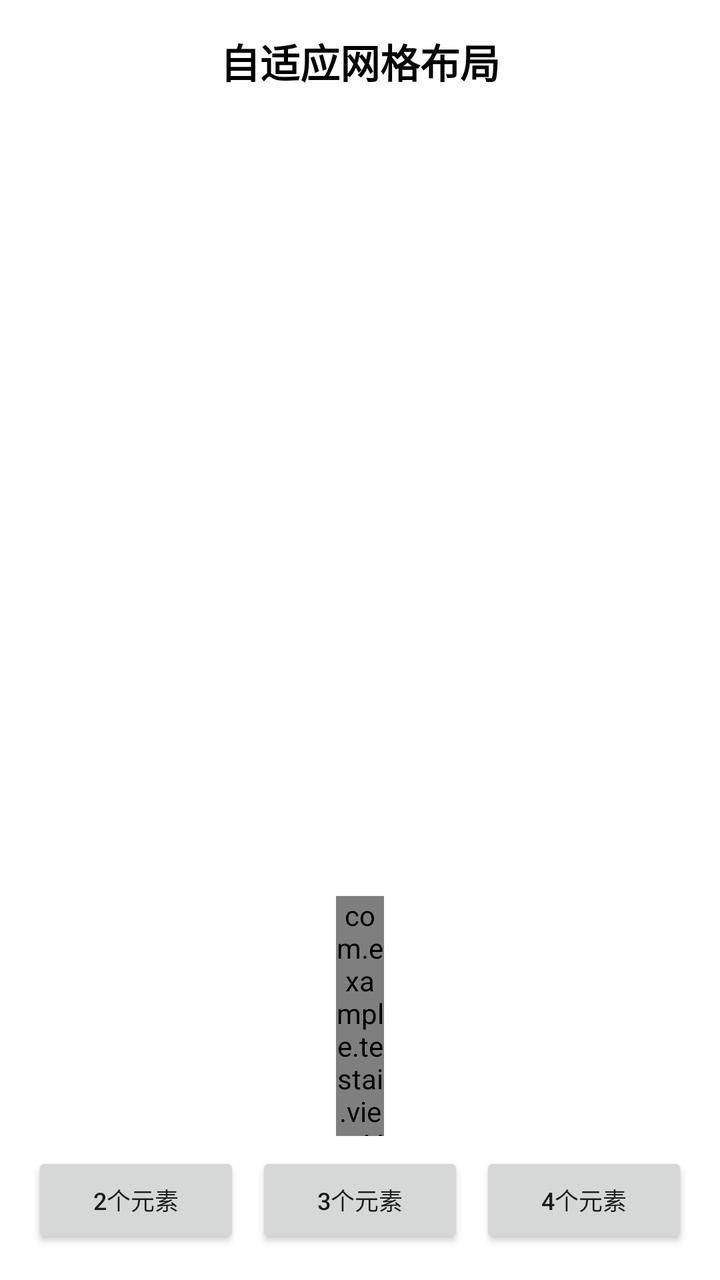
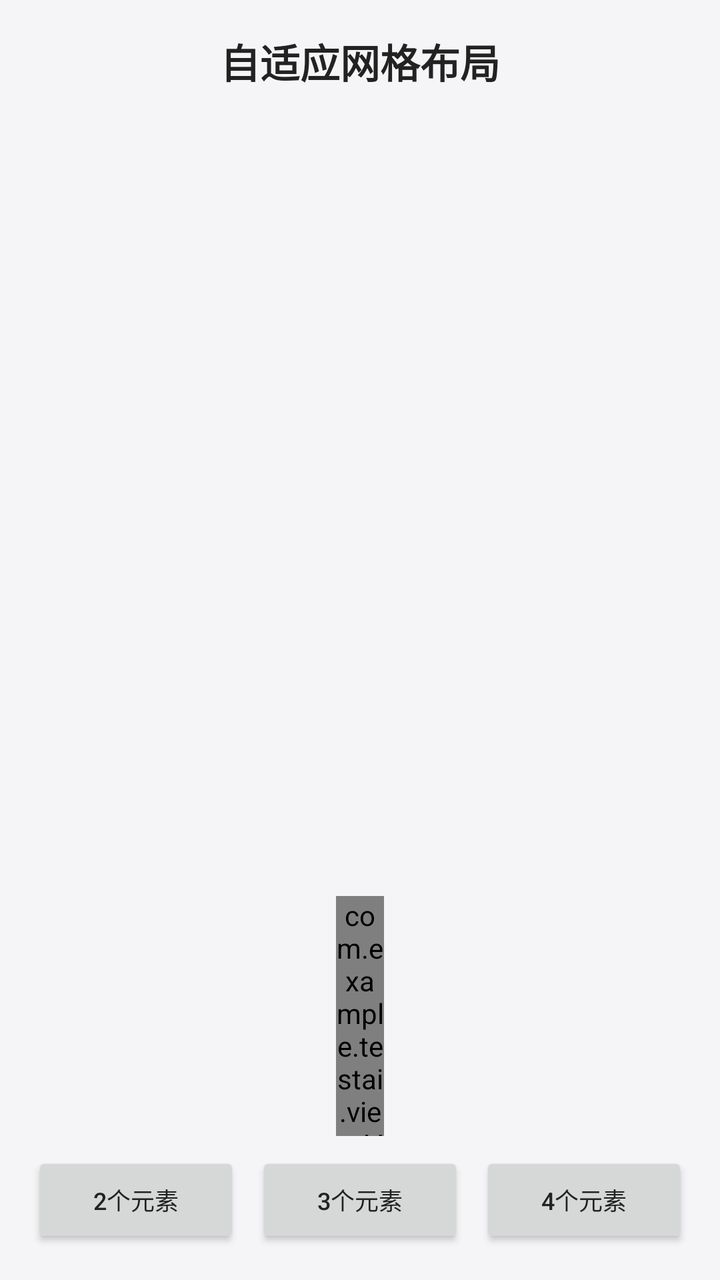

An Android layout rendered at two revisions. The XML below is the earlier revision; the diff shows what the commit changed to produce the second picture.
<!-- AndroidManifest.xml: application theme Theme.TestAi -->
<!-- res/layout/activity_grid.xml -->
<?xml version="1.0" encoding="utf-8"?>
<androidx.constraintlayout.widget.ConstraintLayout xmlns:android="http://schemas.android.com/apk/res/android"
    xmlns:app="http://schemas.android.com/apk/res-auto"
    xmlns:tools="http://schemas.android.com/tools"
    android:layout_width="match_parent"
    android:layout_height="match_parent"
    android:background="@color/white"
    tools:context=".GridActivity">

    <TextView
        android:id="@+id/tv_title"
        android:layout_width="0dp"
        android:layout_height="wrap_content"
        android:layout_marginStart="16dp"
        android:layout_marginTop="16dp"
        android:layout_marginEnd="16dp"
        android:gravity="center"
        android:text="自适应网格布局"
        android:textColor="@color/black"
        android:textSize="20sp"
        android:textStyle="bold"
        app:layout_constraintEnd_toEndOf="parent"
        app:layout_constraintStart_toStartOf="parent"
        app:layout_constraintTop_toTopOf="parent" />

    <androidx.recyclerview.widget.RecyclerView
        android:id="@+id/recycler_view"
        android:layout_width="0dp"
        android:layout_height="0dp"
        android:layout_marginStart="16dp"
        android:layout_marginTop="16dp"
        android:layout_marginEnd="16dp"
        android:layout_marginBottom="16dp"
        app:layout_constraintBottom_toTopOf="@+id/glow_bar"
        app:layout_constraintEnd_toEndOf="parent"
        app:layout_constraintStart_toStartOf="parent"
        app:layout_constraintTop_toBottomOf="@+id/tv_title" />

    <com.example.testai.view.VerticalGlowBarView
        android:id="@+id/glow_bar"
        android:layout_width="24dp"
        android:layout_height="120dp"
        android:layout_gravity="center_horizontal"
        app:layout_constraintTop_toBottomOf="@id/recycler_view"
        app:layout_constraintBottom_toTopOf="@+id/btn_container"
        app:layout_constraintStart_toStartOf="parent"
        app:layout_constraintEnd_toEndOf="parent"
        android:layout_marginTop="8dp"
        android:layout_marginBottom="8dp" />

    <LinearLayout
        android:id="@+id/btn_container"
        android:layout_width="0dp"
        android:layout_height="wrap_content"
        android:layout_marginStart="16dp"
        android:layout_marginEnd="16dp"
        android:layout_marginBottom="16dp"
        android:orientation="horizontal"
        app:layout_constraintBottom_toBottomOf="parent"
        app:layout_constraintEnd_toEndOf="parent"
        app:layout_constraintStart_toStartOf="parent">

        <Button
            android:id="@+id/btn_2_items"
            android:layout_width="0dp"
            android:layout_height="wrap_content"
            android:layout_marginEnd="4dp"
            android:layout_weight="1"
            android:text="2个元素"
            android:textSize="12sp" />

        <Button
            android:id="@+id/btn_3_items"
            android:layout_width="0dp"
            android:layout_height="wrap_content"
            android:layout_marginStart="4dp"
            android:layout_marginEnd="4dp"
            android:layout_weight="1"
            android:text="3个元素"
            android:textSize="12sp" />

        <Button
            android:id="@+id/btn_4_items"
            android:layout_width="0dp"
            android:layout_height="wrap_content"
            android:layout_marginStart="4dp"
            android:layout_weight="1"
            android:text="4个元素"
            android:textSize="12sp" />

    </LinearLayout>

</androidx.constraintlayout.widget.ConstraintLayout>
<!-- resources referenced by this layout -->
<resources>
  <color name="black">#FF000000</color>
  <color name="white">#FFFFFFFF</color>
  <style name="Theme.TestAi" parent="Theme.AppCompat.Light.NoActionBar">
          
          <item name="colorPrimary">@color/purple_500</item>
          <item name="colorPrimaryDark">@color/purple_700</item>
          <item name="colorAccent">@color/teal_200</item>
          <item name="android:windowBackground">@color/white</item>
      </style>
  <color name="purple_500">#FF6200EE</color>
  <color name="purple_700">#FF3700B3</color>
  <color name="teal_200">#FF03DAC5</color>
</resources>

<!-- the commit's change to res/layout/activity_grid.xml (unified diff, before → after) -->
@@ -4,7 +4,7 @@
     xmlns:tools="http://schemas.android.com/tools"
     android:layout_width="match_parent"
     android:layout_height="match_parent"
-    android:background="@color/white"
+    android:background="@color/app_background"
     tools:context=".GridActivity">
 
     <TextView
@@ -16,7 +16,7 @@
         android:layout_marginEnd="16dp"
         android:gravity="center"
         android:text="自适应网格布局"
-        android:textColor="@color/black"
+        android:textColor="@color/app_text_primary"
         android:textSize="20sp"
         android:textStyle="bold"
         app:layout_constraintEnd_toEndOf="parent"
<!-- resource entries referenced after the edit -->
@@ -1,16 +1,19 @@
 <!-- resources referenced by this layout -->
 <resources>
-  <color name="black">#FF000000</color>
-  <color name="white">#FFFFFFFF</color>
-  <style name="Theme.TestAi" parent="Theme.AppCompat.Light.NoActionBar">
-          
+  <color name="app_background">#FFF5F5F7</color>
+  <color name="app_text_primary">#FF222222</color>
+  <style name="Theme.TestAi" parent="Theme.AppCompat.DayNight.NoActionBar">
           <item name="colorPrimary">@color/purple_500</item>
           <item name="colorPrimaryDark">@color/purple_700</item>
           <item name="colorAccent">@color/teal_200</item>
-          <item name="android:windowBackground">@color/white</item>
+          <item name="android:windowBackground">@color/app_background</item>
+          <item name="android:colorBackground">@color/app_background</item>
+          <item name="android:textColorPrimary">@color/app_text_primary</item>
+          <item name="android:textColorSecondary">@color/app_text_secondary</item>
       </style>
   <color name="purple_500">#FF6200EE</color>
   <color name="purple_700">#FF3700B3</color>
   <color name="teal_200">#FF03DAC5</color>
+  <color name="app_text_secondary">#FF777777</color>
 </resources>
 
